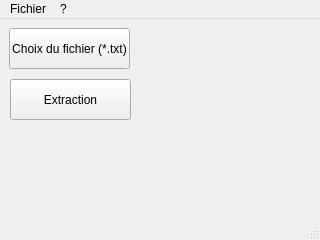
Above: gui test/NuageDeMots/mainwindow.ui from WordCloudZZ/WordCloudZZ before the change. Below: the same form after it.
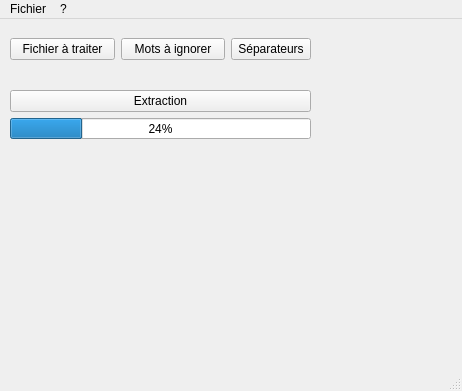
That is the form after the change.

Commit message: Ouverture fichier principal + layout approx

What changed in the file:
```diff
--- a/gui test/NuageDeMots/mainwindow.ui
+++ b/gui test/NuageDeMots/mainwindow.ui
@@ -6,8 +6,8 @@
    <rect>
     <x>0</x>
     <y>0</y>
-    <width>320</width>
-    <height>240</height>
+    <width>462</width>
+    <height>391</height>
    </rect>
   </property>
   <property name="minimumSize">
@@ -29,31 +29,85 @@
    <string>Nuage de Mots</string>
   </property>
   <widget class="QWidget" name="centralWidget">
-   <widget class="QPushButton" name="pushButton">
+   <widget class="QWidget" name="verticalLayoutWidget">
     <property name="geometry">
      <rect>
-      <x>10</x>
+      <x>0</x>
+      <y>0</y>
+      <width>321</width>
+      <height>61</height>
+     </rect>
+    </property>
+    <layout class="QHBoxLayout" name="horizontalLayout">
+     <property name="leftMargin">
+      <number>10</number>
+     </property>
+     <property name="rightMargin">
+      <number>10</number>
+     </property>
+     <item>
+      <widget class="QPushButton" name="pushButton_2">
+       <property name="text">
+        <string>Fichier à traiter</string>
+       </property>
+      </widget>
+     </item>
+     <item>
+      <widget class="QPushButton" name="pushButton_4">
+       <property name="text">
+        <string>Mots à ignorer</string>
+       </property>
+      </widget>
+     </item>
+     <item>
+      <widget class="QPushButton" name="pushButton_3">
+       <property name="sizePolicy">
+        <sizepolicy hsizetype="Fixed" vsizetype="Fixed">
+         <horstretch>0</horstretch>
+         <verstretch>0</verstretch>
+        </sizepolicy>
+       </property>
+       <property name="text">
+        <string>Séparateurs</string>
+       </property>
+      </widget>
+     </item>
+    </layout>
+   </widget>
+   <widget class="QWidget" name="verticalLayoutWidget_2">
+    <property name="geometry">
+     <rect>
+      <x>0</x>
       <y>60</y>
-      <width>121</width>
-      <height>41</height>
+      <width>321</width>
+      <height>71</height>
      </rect>
     </property>
-    <property name="text">
-     <string>Extraction</string>
-    </property>
-   </widget>
-   <widget class="QPushButton" name="pushButton_2">
-    <property name="geometry">
-     <rect>
-      <x>9</x>
-      <y>9</y>
-      <width>121</width>
-      <height>41</height>
-     </rect>
-    </property>
-    <property name="text">
-     <string>Choix du fichier (*.txt)</string>
-    </property>
+    <layout class="QVBoxLayout" name="verticalLayout_2">
+     <property name="sizeConstraint">
+      <enum>QLayout::SetDefaultConstraint</enum>
+     </property>
+     <property name="leftMargin">
+      <number>10</number>
+     </property>
+     <property name="rightMargin">
+      <number>10</number>
+     </property>
+     <item>
+      <widget class="QPushButton" name="pushButton">
+       <property name="text">
+        <string>Extraction</string>
+       </property>
+      </widget>
+     </item>
+     <item>
+      <widget class="QProgressBar" name="progressBar">
+       <property name="value">
+        <number>24</number>
+       </property>
+      </widget>
+     </item>
+    </layout>
    </widget>
   </widget>
   <widget class="QMenuBar" name="menuBar">
@@ -61,7 +115,7 @@
     <rect>
      <x>0</x>
      <y>0</y>
-     <width>320</width>
+     <width>462</width>
      <height>20</height>
     </rect>
    </property>
```
Left out of the diff: 1 changed line with no effect on the pictures. The commit also changes 11 other files.
